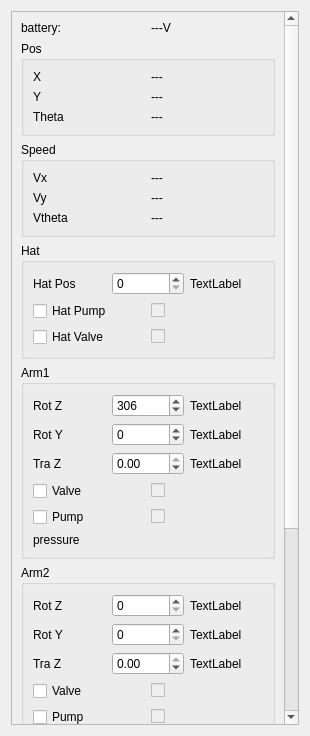
Qt form anatidae/ui/arm_hat.ui (rustyducks/pygargue) before a commit.
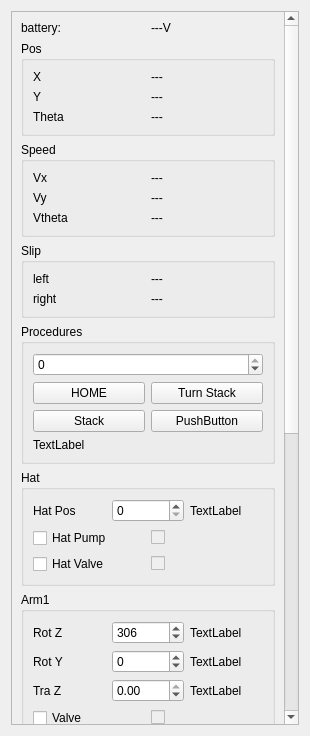
The same form after that commit.

Commit message: Start procedures.

Patch:
```diff
--- a/anatidae/ui/arm_hat.ui
+++ b/anatidae/ui/arm_hat.ui
@@ -23,9 +23,9 @@
       <property name="geometry">
        <rect>
         <x>0</x>
-        <y>-371</y>
+        <y>0</y>
         <width>276</width>
-        <height>1087</height>
+        <height>1340</height>
        </rect>
       </property>
       <layout class="QVBoxLayout" name="verticalLayout_5">
@@ -156,6 +156,101 @@
          </layout>
         </widget>
        </item>
+       <item>
+        <widget class="QGroupBox" name="groupBox_7">
+         <property name="title">
+          <string>Slip</string>
+         </property>
+         <layout class="QGridLayout" name="gridLayout_9">
+          <item row="0" column="1">
+           <widget class="QLabel" name="slip_left">
+            <property name="text">
+             <string>---</string>
+            </property>
+           </widget>
+          </item>
+          <item row="0" column="0">
+           <widget class="QLabel" name="label_18">
+            <property name="text">
+             <string>left</string>
+            </property>
+           </widget>
+          </item>
+          <item row="1" column="0">
+           <widget class="QLabel" name="label_20">
+            <property name="text">
+             <string>right</string>
+            </property>
+           </widget>
+          </item>
+          <item row="1" column="1">
+           <widget class="QLabel" name="slip_right">
+            <property name="text">
+             <string>---</string>
+            </property>
+           </widget>
+          </item>
+         </layout>
+        </widget>
+       </item>
+       <item>
+        <widget class="QGroupBox" name="groupBox_8">
+         <property name="title">
+          <string>Procedures</string>
+         </property>
+         <layout class="QVBoxLayout" name="verticalLayout_6">
+          <item>
+           <widget class="QSpinBox" name="proc_param">
+            <property name="minimum">
+             <number>-130</number>
+            </property>
+            <property name="maximum">
+             <number>0</number>
+            </property>
+           </widget>
+          </item>
+          <item>
+           <layout class="QGridLayout" name="gridLayout_11">
+            <item row="0" column="0">
+             <widget class="QPushButton" name="proc_btn_home">
+              <property name="text">
+               <string>HOME</string>
+              </property>
+             </widget>
+            </item>
+            <item row="1" column="0">
+             <widget class="QPushButton" name="proc_btn_stack">
+              <property name="text">
+               <string>Stack</string>
+              </property>
+             </widget>
+            </item>
+            <item row="0" column="1">
+             <widget class="QPushButton" name="proc_btn_turnstack">
+              <property name="text">
+               <string>Turn Stack</string>
+              </property>
+             </widget>
+            </item>
+            <item row="1" column="1">
+             <widget class="QPushButton" name="pushButton_4">
+              <property name="text">
+               <string>PushButton</string>
+              </property>
+             </widget>
+            </item>
+           </layout>
+          </item>
+          <item>
+           <widget class="QLabel" name="proc_status">
+            <property name="text">
+             <string>TextLabel</string>
+            </property>
+           </widget>
+          </item>
+         </layout>
+        </widget>
+       </item>
        <item>
         <widget class="QGroupBox" name="groupBox_2">
          <property name="title">
@@ -269,7 +364,7 @@
             <item row="2" column="1">
              <widget class="QDoubleSpinBox" name="arm1_traz">
               <property name="minimum">
-               <double>-140.000000000000000</double>
+               <double>-130.000000000000000</double>
               </property>
               <property name="maximum">
                <double>0.000000000000000</double>
@@ -395,7 +490,7 @@
             <item row="2" column="1">
              <widget class="QDoubleSpinBox" name="arm2_traz">
               <property name="minimum">
-               <double>-140.000000000000000</double>
+               <double>-130.000000000000000</double>
               </property>
               <property name="maximum">
                <double>0.000000000000000</double>
```
The commit also changes 1 other file.
